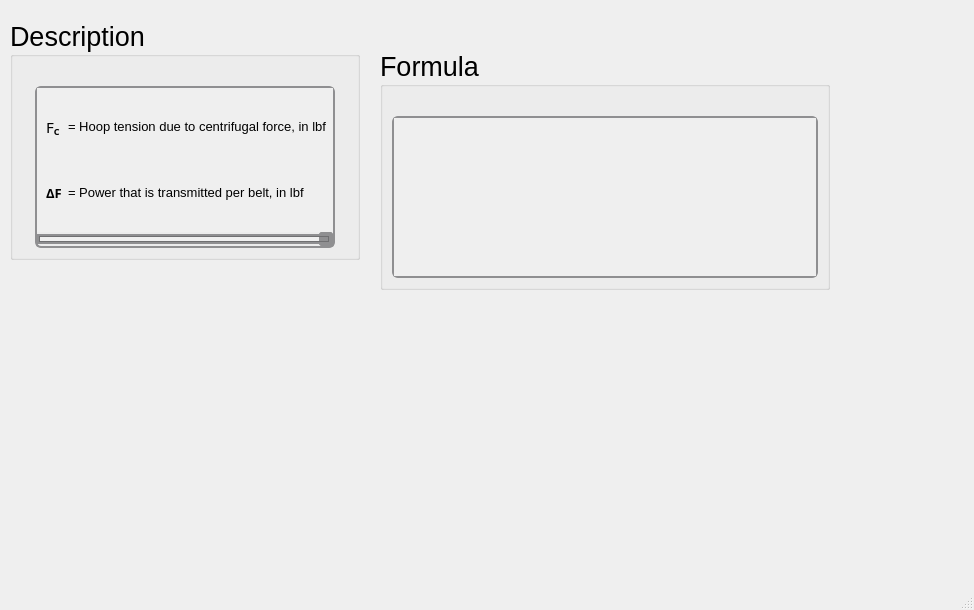
The window that ui/vbelt_f1largest.ui (Ah00ra/HNNS) describes before a commit, drawn with Qt 5.
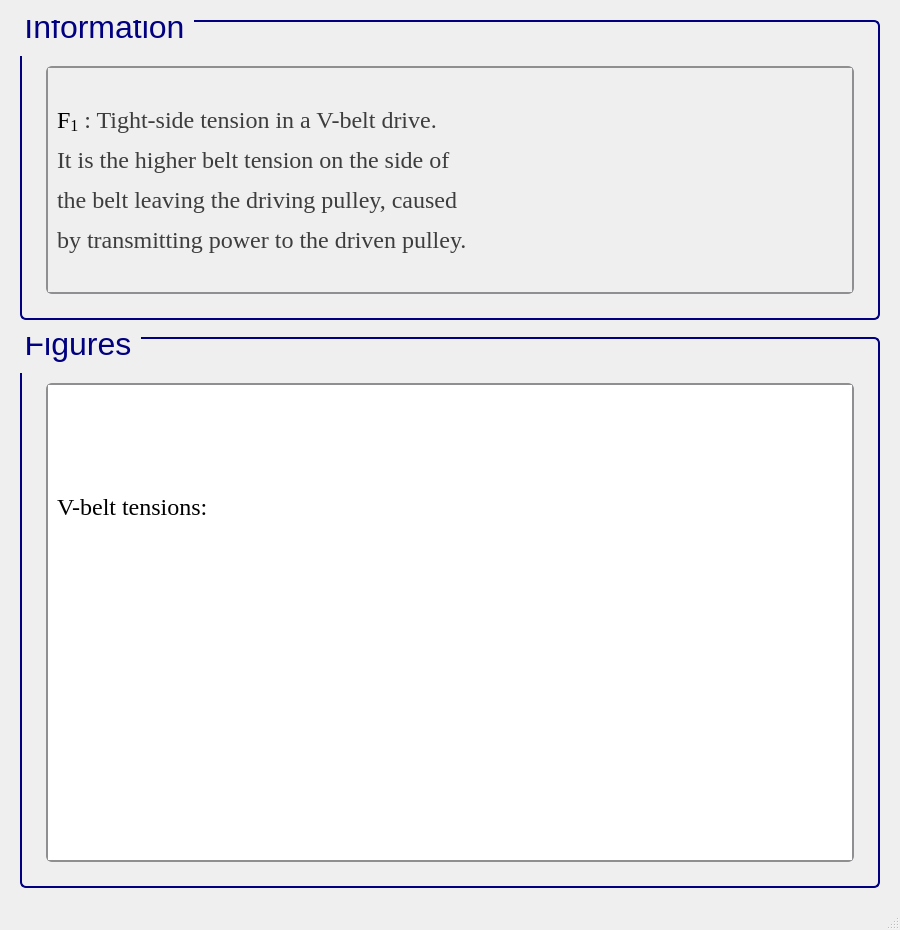
The same window after the commit. Icons and pictures are not drawn.

Commit message: Add ui info to vbelt

Diff of the .ui file:
```diff
--- a/ui/vbelt_f1largest.ui
+++ b/ui/vbelt_f1largest.ui
@@ -6,23 +6,45 @@
    <rect>
     <x>0</x>
     <y>0</y>
-    <width>974</width>
-    <height>610</height>
+    <width>900</width>
+    <height>930</height>
    </rect>
   </property>
+  <property name="sizePolicy">
+   <sizepolicy hsizetype="Minimum" vsizetype="Minimum">
+    <horstretch>0</horstretch>
+    <verstretch>0</verstretch>
+   </sizepolicy>
+  </property>
+  <property name="minimumSize">
+   <size>
+    <width>900</width>
+    <height>930</height>
+   </size>
+  </property>
   <property name="windowTitle">
    <string>MainWindow</string>
   </property>
   <widget class="QWidget" name="centralwidget">
-   <widget class="QGroupBox" name="groupBox_419">
-    <property name="geometry">
-     <rect>
-      <x>10</x>
-      <y>20</y>
-      <width>350</width>
-      <height>240</height>
-     </rect>
-    </property>
+   <layout class="QGridLayout" name="gridLayout">
+    <item row="0" column="1">
+     <spacer name="verticalSpacer_26">
+      <property name="orientation">
+       <enum>Qt::Vertical</enum>
+      </property>
+      <property name="sizeType">
+       <enum>QSizePolicy::Fixed</enum>
+      </property>
+      <property name="sizeHint" stdset="0">
+       <size>
+        <width>839</width>
+        <height>11</height>
+       </size>
+      </property>
+     </spacer>
+    </item>
+    <item row="1" column="1">
+     <widget class="QGroupBox" name="groupBox_125">
     <property name="sizePolicy">
      <sizepolicy hsizetype="Minimum" vsizetype="Minimum">
       <horstretch>0</horstretch>
@@ -31,66 +53,72 @@
     </property>
     <property name="minimumSize">
      <size>
-      <width>350</width>
-      <height>0</height>
-     </size>
-    </property>
-    <property name="maximumSize">
-     <size>
-      <width>350</width>
-      <height>241</height>
+        <width>822</width>
+        <height>300</height>
      </size>
     </property>
     <property name="font">
      <font>
       <family>Segoe UI</family>
-      <pointsize>20</pointsize>
+        <pointsize>24</pointsize>
       <weight>50</weight>
       <italic>false</italic>
       <bold>false</bold>
      </font>
     </property>
+      <property name="styleSheet">
+       <string notr="true">QGroupBox {
+    border: 2px solid navy;
+    border-radius: 6px;
+    background-color: qlineargradient(x1:0, y1:0, x2:0, y2:1,
+                                      stop:0 #f6f7fa, stop:1 #dadbde);
+    font: 24pt &quot;Segoe UI&quot;;
+    padding: 5px; /* add padding inside the group box */
+    color: black;
+}
+QGroupBox::title {
+    subcontrol-origin: margin;
+    subcontrol-position: top left;
+    padding-left: 0px;
+    padding-right: 5px;
+    padding-top: 0px;
+    margin-top: -22px;  /* shift title up */
+    color: navy;
+    font-weight: bold;
+}
+</string>
+      </property>
     <property name="title">
-     <string>Description</string>
-    </property>
-    <layout class="QGridLayout" name="gridLayout_854">
-     <item row="0" column="0">
-      <spacer name="verticalSpacer_419">
+       <string>Information</string>
+      </property>
+      <layout class="QGridLayout" name="gridLayout_255">
+       <item row="1" column="2">
+        <spacer name="verticalSpacer_36">
        <property name="orientation">
-        <enum>Qt::Vertical</enum>
+          <enum>Qt::Horizontal</enum>
        </property>
        <property name="sizeType">
         <enum>QSizePolicy::Fixed</enum>
        </property>
        <property name="sizeHint" stdset="0">
         <size>
-         <width>20</width>
+           <width>10</width>
          <height>20</height>
         </size>
        </property>
       </spacer>
      </item>
-     <item row="1" column="0">
-      <widget class="QScrollArea" name="scrollArea_249">
+       <item row="1" column="1">
+        <widget class="QScrollArea" name="scrollArea_43">
        <property name="sizePolicy">
         <sizepolicy hsizetype="Minimum" vsizetype="Minimum">
          <horstretch>0</horstretch>
          <verstretch>0</verstretch>
         </sizepolicy>
        </property>
-       <property name="maximumSize">
-        <size>
-         <width>300</width>
-         <height>361</height>
-        </size>
-       </property>
        <property name="font">
         <font>
-         <family>Segoe UI</family>
          <pointsize>15</pointsize>
-         <weight>50</weight>
-         <italic>false</italic>
-         <bold>false</bold>
         </font>
        </property>
        <property name="styleSheet">
@@ -168,80 +196,121 @@
          <rect>
           <x>0</x>
           <y>0</y>
-          <width>306</width>
-          <height>132</height>
-         </rect>
-        </property>
-        <layout class="QGridLayout" name="gridLayout_855">
+            <width>780</width>
+            <height>212</height>
+           </rect>
+          </property>
+          <layout class="QGridLayout" name="gridLayout_3">
+           <item row="0" column="0">
+            <widget class="QLabel" name="label_3">
+             <property name="font">
+              <font>
+               <family>Times New Roman</family>
+               <pointsize>18</pointsize>
+               <weight>50</weight>
+               <bold>false</bold>
+              </font>
+             </property>
+             <property name="cursor">
+              <cursorShape>ArrowCursor</cursorShape>
+             </property>
+             <property name="frameShape">
+              <enum>QFrame::NoFrame</enum>
+             </property>
+             <property name="text">
+              <string>&lt;html&gt;&lt;head/&gt;&lt;body&gt;&lt;p&gt;&lt;span style=&quot; color:#000000;&quot;&gt;F&lt;/span&gt;&lt;span style=&quot; color:#000000; vertical-align:sub;&quot;&gt;1&lt;/span&gt;&lt;span style=&quot; color:#3d3d3d;&quot;&gt; : &lt;/span&gt;&lt;span style=&quot; color:#3d3d3d;&quot;&gt;T&lt;/span&gt;&lt;span style=&quot; color:#3d3d3d;&quot;&gt;ight-side tension in a V-belt drive.&lt;/span&gt;&lt;/p&gt;&lt;p&gt;&lt;span style=&quot; color:#3d3d3d;&quot;&gt;It is the higher belt tension on the side of &lt;/span&gt;&lt;/p&gt;&lt;p&gt;&lt;span style=&quot; color:#3d3d3d;&quot;&gt;the belt leaving the driving pulley, caused &lt;/span&gt;&lt;/p&gt;&lt;p&gt;&lt;span style=&quot; color:#3d3d3d;&quot;&gt;by transmitting power to the driven pulley.&lt;/span&gt;&lt;/p&gt;&lt;/body&gt;&lt;/html&gt;</string>
+             </property>
+            </widget>
+           </item>
+          </layout>
+         </widget>
+        </widget>
+       </item>
+       <item row="2" column="1">
+        <spacer name="verticalSpacer_37">
+         <property name="orientation">
+          <enum>Qt::Vertical</enum>
+         </property>
+         <property name="sizeType">
+          <enum>QSizePolicy::Fixed</enum>
+         </property>
+         <property name="sizeHint" stdset="0">
+          <size>
+           <width>10</width>
+           <height>10</height>
+          </size>
+         </property>
+        </spacer>
+       </item>
+       <item row="1" column="0">
+        <spacer name="verticalSpacer_34">
+         <property name="orientation">
+          <enum>Qt::Horizontal</enum>
+         </property>
+         <property name="sizeType">
+          <enum>QSizePolicy::Fixed</enum>
+         </property>
+         <property name="sizeHint" stdset="0">
+          <size>
+           <width>10</width>
+           <height>20</height>
+          </size>
+         </property>
+        </spacer>
+       </item>
+       <item row="0" column="1">
+        <spacer name="verticalSpacer_35">
+         <property name="orientation">
+          <enum>Qt::Vertical</enum>
+         </property>
+         <property name="sizeType">
+          <enum>QSizePolicy::Fixed</enum>
+         </property>
+         <property name="sizeHint" stdset="0">
+          <size>
+           <width>20</width>
+           <height>30</height>
+          </size>
+         </property>
+        </spacer>
+       </item>
+      </layout>
+     </widget>
+    </item>
+    <item row="2" column="1">
+     <spacer name="verticalSpacer_23">
+      <property name="orientation">
+       <enum>Qt::Vertical</enum>
+      </property>
+      <property name="sizeType">
+       <enum>QSizePolicy::Fixed</enum>
+      </property>
+      <property name="sizeHint" stdset="0">
+       <size>
+        <width>839</width>
+        <height>11</height>
+       </size>
+      </property>
+     </spacer>
+    </item>
          <item row="3" column="0">
-          <widget class="QLabel" name="label_55">
-           <property name="font">
-            <font>
-             <family>Segoe UI Variable Small Semibol</family>
-             <pointsize>11</pointsize>
-             <weight>75</weight>
-             <bold>true</bold>
-            </font>
-           </property>
-           <property name="text">
-            <string>&lt;html&gt;&lt;head/&gt;&lt;body&gt;&lt;p&gt;&lt;span style=&quot; font-size:10pt;&quot;&gt;ΔF&lt;/span&gt;&lt;/p&gt;&lt;/body&gt;&lt;/html&gt;</string>
-           </property>
-          </widget>
+     <spacer name="verticalSpacer_25">
+      <property name="orientation">
+       <enum>Qt::Horizontal</enum>
+      </property>
+      <property name="sizeType">
+       <enum>QSizePolicy::Fixed</enum>
+      </property>
+      <property name="sizeHint" stdset="0">
+       <size>
+        <width>11</width>
+        <height>492</height>
+       </size>
+      </property>
+     </spacer>
          </item>
          <item row="3" column="1">
-          <widget class="QLabel" name="htext_1563">
-           <property name="font">
-            <font>
-             <pointsize>10</pointsize>
-            </font>
-           </property>
-           <property name="text">
-            <string>&lt;html&gt;&lt;head/&gt;&lt;body&gt;&lt;p&gt;= Power that is transmitted per belt, in lbf&lt;/p&gt;&lt;/body&gt;&lt;/html&gt;</string>
-           </property>
-          </widget>
-         </item>
-         <item row="0" column="0">
-          <widget class="QLabel" name="label_568">
-           <property name="font">
-            <font>
-             <family>Segoe UI Variable Small Semibol</family>
-             <pointsize>11</pointsize>
-             <weight>75</weight>
-             <bold>true</bold>
-            </font>
-           </property>
-           <property name="text">
-            <string>&lt;html&gt;&lt;head/&gt;&lt;body&gt;&lt;p&gt;&lt;span style=&quot; font-weight:400;&quot;&gt;F&lt;/span&gt;&lt;span style=&quot; vertical-align:sub;&quot;&gt;C&lt;/span&gt;&lt;/p&gt;&lt;/body&gt;&lt;/html&gt;</string>
-           </property>
-          </widget>
-         </item>
-         <item row="0" column="1">
-          <widget class="QLabel" name="htext_1568">
-           <property name="font">
-            <font>
-             <pointsize>10</pointsize>
-            </font>
-           </property>
-           <property name="text">
-            <string>&lt;html&gt;&lt;head/&gt;&lt;body&gt;&lt;p&gt;= Hoop tension due to centrifugal force, in lbf&lt;/p&gt;&lt;/body&gt;&lt;/html&gt;</string>
-           </property>
-          </widget>
-         </item>
-        </layout>
-       </widget>
-      </widget>
-     </item>
-    </layout>
-   </widget>
-   <widget class="QGroupBox" name="groupBox_420">
-    <property name="geometry">
-     <rect>
-      <x>380</x>
-      <y>50</y>
-      <width>450</width>
-      <height>240</height>
-     </rect>
-    </property>
+     <widget class="QGroupBox" name="groupBox_42">
     <property name="sizePolicy">
      <sizepolicy hsizetype="Minimum" vsizetype="Minimum">
       <horstretch>0</horstretch>
@@ -250,57 +319,190 @@
     </property>
     <property name="minimumSize">
      <size>
-      <width>450</width>
-      <height>0</height>
-     </size>
-    </property>
-    <property name="maximumSize">
-     <size>
-      <width>450</width>
-      <height>241</height>
+        <width>822</width>
+        <height>350</height>
      </size>
     </property>
     <property name="font">
      <font>
       <family>Segoe UI</family>
-      <pointsize>20</pointsize>
+        <pointsize>24</pointsize>
       <weight>50</weight>
       <italic>false</italic>
       <bold>false</bold>
      </font>
     </property>
+      <property name="styleSheet">
+       <string notr="true">/* GroupBox styling */
+QGroupBox {
+    border: 2px solid navy;
+    border-radius: 6px;
+    background-color: qlineargradient(x1:0, y1:0, x2:0, y2:1,
+    stop:0 #f6f7fa, stop:1 #dadbde);
+    font: 24pt &quot;Segoe UI&quot;;
+    padding: 5px;
+    color: black;
+}
+
+/* GroupBox title styling */
+QGroupBox::title {
+    subcontrol-origin: margin;
+    subcontrol-position: top left;
+    padding-left: 0px;
+    padding-right: 5px;
+    padding-top: 0px;
+    margin-top: -22px;
+    color: navy;
+    font-weight: bold;
+}
+
+/* Make QScrollArea (only within GroupBox) have a white background with correct border */
+QGroupBox QScrollArea {
+    background-color: white !important;
+    border: 2px solid #8f8f91;
+    border-radius: 6px;
+}
+
+/* Make QScrollArea's viewport white as well */
+QGroupBox QScrollArea QWidget {
+    background-color: white !important;
+}
+
+/* Scrollbar styling inside QScrollArea in QGroupBox */
+QGroupBox QScrollArea QScrollBar:vertical, QGroupBox QScrollArea QScrollBar:horizontal {
+    background: qlineargradient(x1:0, y1:0, x2:0, y2:1,
+    stop:0 #f6f7fa, stop:1 #dadbde);
+    border: 2px solid #8f8f91;
+    border-radius: 6px;
+    width: 14px;
+    height: 14px;
+    margin: 2px 0 2px 0;
+}
+
+/* Remove bottom button of vertical scrollbar */
+QGroupBox QScrollArea QScrollBar::add-line:vertical {
+    height: 0px;
+    width: 0px;
+    border: none;
+    background: none;
+    margin: 0px;
+    padding: 0px;
+}
+
+/* Scrollbar handle */
+QGroupBox QScrollArea QScrollBar::handle:vertical, QGroupBox QScrollArea QScrollBar::handle:horizontal {
+    background: qlineargradient(x1:0, y1:0, x2:0, y2:1,
+    stop:0 #8f8f91, stop:1 #6f6f71);
+    min-height: 20px;
+    border-radius: 6px;
+    border: 1px solid #6f6f71;
+}
+
+QGroupBox QScrollArea QScrollBar::handle:vertical:hover, QGroupBox QScrollArea QScrollBar::handle:horizontal:hover {
+    background: qlineargradient(x1:0, y1:0, x2:0, y2:1,
+    stop:0 #6f6f71, stop:1 #4f4f51);
+    border: 1px solid #4f4f51;
+}
+
+/* Scrollbar sub-line buttons */
+QGroupBox QScrollArea QScrollBar::sub-line:vertical, QGroupBox QScrollArea QScrollBar::add-line:horizontal, QGroupBox QScrollArea QScrollBar::sub-line:horizontal {
+    background: #8f8f91;
+    border: none;
+    border-radius: 3px;
+    height: 14px;
+    width: 14px;
+    subcontrol-origin: margin;
+}
+
+QGroupBox QScrollArea QScrollBar::sub-line:vertical:hover, QGroupBox QScrollArea QScrollBar::add-line:horizontal:hover, QGroupBox QScrollArea QScrollBar::sub-line:horizontal:hover {
+    background: #6f6f71;
+}
+
+/* Transparent page areas */
+QGroupBox QScrollArea QScrollBar::add-page:vertical, QGroupBox QScrollArea QScrollBar::sub-page:vertical,
+QGroupBox QScrollArea QScrollBar::add-page:horizontal, QGroupBox QScrollArea QScrollBar::sub-page:horizontal {
+    background: transparent;
+}
+</string>
+      </property>
     <property name="title">
-     <string>Formula</string>
-    </property>
-    <layout class="QGridLayout" name="gridLayout_856">
+       <string>Figures</string>
+      </property>
+      <layout class="QGridLayout" name="gridLayout_2">
+       <item row="0" column="1">
+        <spacer name="verticalSpacer_41">
+         <property name="orientation">
+          <enum>Qt::Vertical</enum>
+         </property>
+         <property name="sizeType">
+          <enum>QSizePolicy::Fixed</enum>
+         </property>
+         <property name="sizeHint" stdset="0">
+          <size>
+           <width>20</width>
+           <height>30</height>
+          </size>
+         </property>
+        </spacer>
+       </item>
      <item row="1" column="0">
-      <widget class="QScrollArea" name="scrollArea_250">
-       <property name="sizePolicy">
-        <sizepolicy hsizetype="Minimum" vsizetype="Minimum">
-         <horstretch>0</horstretch>
-         <verstretch>0</verstretch>
-        </sizepolicy>
-       </property>
-       <property name="font">
-        <font>
-         <family>Segoe UI</family>
-         <pointsize>15</pointsize>
-         <weight>50</weight>
-         <italic>false</italic>
-         <bold>false</bold>
-        </font>
-       </property>
+        <spacer name="verticalSpacer_39">
+         <property name="orientation">
+          <enum>Qt::Horizontal</enum>
+         </property>
+         <property name="sizeType">
+          <enum>QSizePolicy::Fixed</enum>
+         </property>
+         <property name="sizeHint" stdset="0">
+          <size>
+           <width>10</width>
+           <height>20</height>
+          </size>
+         </property>
+        </spacer>
+       </item>
+       <item row="1" column="1">
+        <widget class="QScrollArea" name="scrollArea_3">
        <property name="styleSheet">
-        <string notr="true">QScrollArea {
-    background: qlineargradient(x1:0, y1:0, x2:0, y2:1,
-                               stop:0 #f6f7fa, stop:1 #dadbde);
+          <string notr="true">/* GroupBox styling */
+QGroupBox {
+    border: 2px solid navy;
+    border-radius: 6px;
+    background-color: qlineargradient(x1:0, y1:0, x2:0, y2:1,
+    stop:0 #f6f7fa, stop:1 #dadbde);
+    font: 20pt &quot;Segoe UI&quot;;
+    padding: 5px;
+    color: black;
+}
+
+/* GroupBox title styling */
+QGroupBox::title {
+    subcontrol-origin: margin;
+    subcontrol-position: top left;
+    padding-left: 0px;
+    padding-right: 5px;
+    padding-top: 0px;
+    margin-top: -20px;
+    color: navy;
+    font-weight: bold;
+}
+
+/* Make QScrollArea (only within GroupBox) have a white background with correct border */
+QGroupBox QScrollArea {
+    background-color: white !important;
     border: 2px solid #8f8f91;
     border-radius: 6px;
 }
 
-QScrollArea QScrollBar:vertical, QScrollArea QScrollBar:horizontal {
+/* Make QScrollArea's viewport white as well */
+QGroupBox QScrollArea QWidget {
+    background-color: white !important;
+}
+
+/* Scrollbar styling inside QScrollArea in QGroupBox */
+QGroupBox QScrollArea QScrollBar:vertical, QGroupBox QScrollArea QScrollBar:horizontal {
     background: qlineargradient(x1:0, y1:0, x2:0, y2:1,
-                               stop:0 #f6f7fa, stop:1 #dadbde);
+    stop:0 #f6f7fa, stop:1 #dadbde);
     border: 2px solid #8f8f91;
     border-radius: 6px;
     width: 14px;
@@ -308,8 +510,8 @@
     margin: 2px 0 2px 0;
 }
 
-/* Completely remove the bottom button of the vertical scrollbar */
-QScrollArea QScrollBar::add-line:vertical {
+/* Remove bottom button of vertical scrollbar */
+QGroupBox QScrollArea QScrollBar::add-line:vertical {
     height: 0px;
     width: 0px;
     border: none;
@@ -318,9 +520,10 @@
     padding: 0px;
 }
 
-QScrollArea QScrollBar::handle:vertical, QScrollArea QScrollBar::handle:horizontal {
+/* Scrollbar handle */
+QGroupBox QScrollArea QScrollBar::handle:vertical, QGroupBox QScrollArea QScrollBar::handle:horizontal {
     background: qlineargradient(x1:0, y1:0, x2:0, y2:1,
-                               stop:0 #8f8f91, stop:1 #6f6f71);
+    stop:0 #8f8f91, stop:1 #6f6f71);
     min-height: 20px;
     border-radius: 6px;
     border: 1px solid #6f6f71;
@@ -332,7 +535,8 @@
     border: 1px solid #4f4f51;
 }
 
-QScrollArea QScrollBar::sub-line:vertical, QScrollArea QScrollBar::add-line:horizontal, QScrollArea QScrollBar::sub-line:horizontal {
+/* Scrollbar sub-line buttons */
+QGroupBox QScrollArea QScrollBar::sub-line:vertical, QGroupBox QScrollArea QScrollBar::add-line:horizontal, QGroupBox QScrollArea QScrollBar::sub-line:horizontal {
     background: #8f8f91;
     border: none;
     border-radius: 3px;
@@ -345,44 +549,54 @@
     background: #6f6f71;
 }
 
-QScrollArea QScrollBar::add-page:vertical, QScrollArea QScrollBar::sub-page:vertical,
-QScrollArea QScrollBar::add-page:horizontal, QScrollArea QScrollBar::sub-page:horizontal {
+/* Transparent page areas */
+QGroupBox QScrollArea QScrollBar::add-page:vertical, QGroupBox QScrollArea QScrollBar::sub-page:vertical,
+QGroupBox QScrollArea QScrollBar::add-page:horizontal, QGroupBox QScrollArea QScrollBar::sub-page:horizontal {
     background: transparent;
 }
 </string>
        </property>
-       <property name="verticalScrollBarPolicy">
-        <enum>Qt::ScrollBarAsNeeded</enum>
-       </property>
        <property name="widgetResizable">
         <bool>true</bool>
        </property>
-       <widget class="QWidget" name="scrollAreaWidgetContents_250">
+         <widget class="QWidget" name="scrollAreaWidgetContents_3">
         <property name="geometry">
          <rect>
           <x>0</x>
           <y>0</y>
-          <width>422</width>
-          <height>146</height>
-         </rect>
-        </property>
-        <layout class="QGridLayout" name="gridLayout_857">
+            <width>980</width>
+            <height>788</height>
+           </rect>
+          </property>
+          <layout class="QGridLayout" name="gridLayout_4">
+           <item row="1" column="0">
+            <widget class="QLabel" name="label">
+             <property name="frameShape">
+              <enum>QFrame::NoFrame</enum>
+             </property>
+             <property name="text">
+              <string>&lt;html&gt;&lt;head/&gt;&lt;body&gt;&lt;p&gt;&lt;img src=&quot;:/info/info/V-belt tensions..png&quot;/&gt;&lt;/p&gt;&lt;/body&gt;&lt;/html&gt;</string>
+             </property>
+            </widget>
+           </item>
          <item row="0" column="0">
-          <widget class="QLabel" name="htext_1566">
+            <widget class="QLabel" name="label_5">
            <property name="font">
             <font>
-             <family>MS Shell Dlg 2</family>
-             <pointsize>11</pointsize>
+               <family>Times New Roman</family>
+               <pointsize>18</pointsize>
              <weight>50</weight>
-             <italic>false</italic>
              <bold>false</bold>
             </font>
            </property>
+             <property name="cursor">
+              <cursorShape>ArrowCursor</cursorShape>
+             </property>
+             <property name="frameShape">
+              <enum>QFrame::NoFrame</enum>
+             </property>
            <property name="text">
-            <string>&lt;html&gt;&lt;head/&gt;&lt;body&gt;&lt;p&gt;&lt;img src=&quot;:/desc/images/F1 vbelt.png&quot;/&gt;&lt;/p&gt;&lt;/body&gt;&lt;/html&gt;</string>
-           </property>
-           <property name="scaledContents">
-            <bool>true</bool>
+              <string>&lt;html&gt;&lt;head/&gt;&lt;body&gt;&lt;p&gt;V-belt tensions:&lt;/p&gt;&lt;/body&gt;&lt;/html&gt;</string>
            </property>
           </widget>
          </item>
@@ -390,24 +604,74 @@
        </widget>
       </widget>
      </item>
-     <item row="0" column="0">
-      <spacer name="verticalSpacer_420">
+       <item row="1" column="2">
+        <spacer name="verticalSpacer_40">
        <property name="orientation">
-        <enum>Qt::Vertical</enum>
+          <enum>Qt::Horizontal</enum>
        </property>
        <property name="sizeType">
         <enum>QSizePolicy::Fixed</enum>
        </property>
        <property name="sizeHint" stdset="0">
         <size>
-         <width>20</width>
+           <width>10</width>
          <height>20</height>
         </size>
        </property>
       </spacer>
      </item>
-    </layout>
-   </widget>
+       <item row="2" column="1">
+        <spacer name="verticalSpacer_38">
+         <property name="orientation">
+          <enum>Qt::Vertical</enum>
+         </property>
+         <property name="sizeType">
+          <enum>QSizePolicy::Fixed</enum>
+         </property>
+         <property name="sizeHint" stdset="0">
+          <size>
+           <width>10</width>
+           <height>10</height>
+          </size>
+         </property>
+        </spacer>
+       </item>
+      </layout>
+     </widget>
+    </item>
+    <item row="3" column="2">
+     <spacer name="verticalSpacer_28">
+      <property name="orientation">
+       <enum>Qt::Horizontal</enum>
+      </property>
+      <property name="sizeType">
+       <enum>QSizePolicy::Fixed</enum>
+      </property>
+      <property name="sizeHint" stdset="0">
+       <size>
+        <width>11</width>
+        <height>492</height>
+       </size>
+      </property>
+     </spacer>
+    </item>
+    <item row="4" column="1">
+     <spacer name="verticalSpacer_27">
+      <property name="orientation">
+       <enum>Qt::Vertical</enum>
+      </property>
+      <property name="sizeType">
+       <enum>QSizePolicy::Fixed</enum>
+      </property>
+      <property name="sizeHint" stdset="0">
+       <size>
+        <width>839</width>
+        <height>11</height>
+       </size>
+      </property>
+     </spacer>
+    </item>
+   </layout>
   </widget>
   <widget class="QMenuBar" name="menubar">
    <property name="geometry">
```
Left out of the diff: 16 changed lines with no effect on the pictures. Lines whose indentation alone changed are shown as unchanged. The commit also changes 33 other files.
